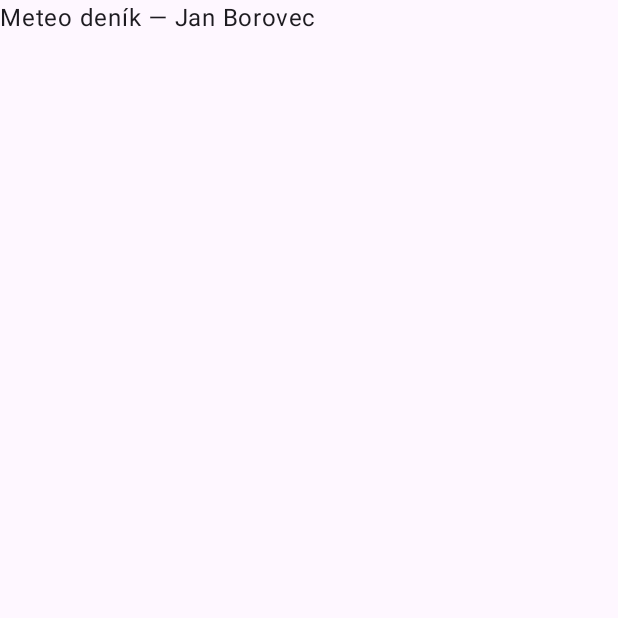
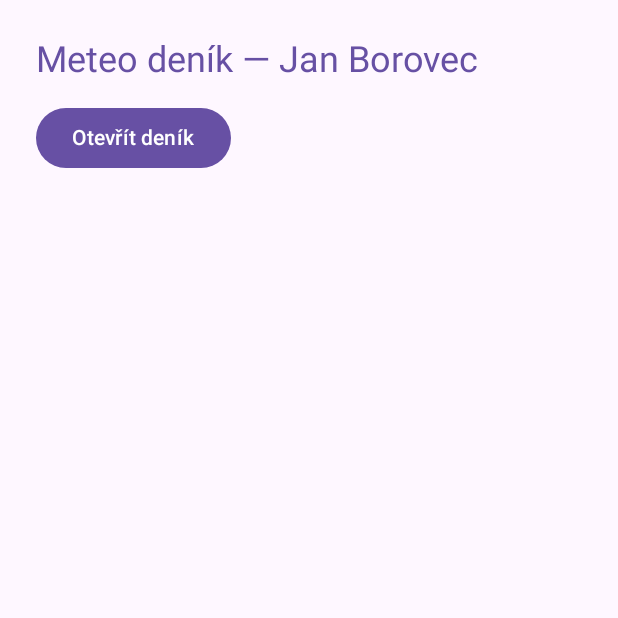
Before and after one commit to jboro11/MeteoDenik, an Android app built with Jetpack Compose: the screen it shows after launch (MainActivity), on a phone screen of 412 x 824 dp, the top half of it. Run offline under Robolectric (Android 15) with nearby library versions, the phone set to English and light mode, and no system bars.

Commit message:
Pridej tlacitko a texty ze zdroju

```diff
--- a/app/src/main/java/cz/utb/meteodenik/MainActivity.kt
+++ b/app/src/main/java/cz/utb/meteodenik/MainActivity.kt
@@ -4,12 +4,22 @@ import android.os.Bundle
 import androidx.activity.ComponentActivity
 import androidx.activity.compose.setContent
 import androidx.activity.enableEdgeToEdge
+import androidx.compose.foundation.layout.Arrangement
+import androidx.compose.foundation.layout.Column
 import androidx.compose.foundation.layout.padding
+import androidx.compose.material3.Button
 import androidx.compose.material3.MaterialTheme
 import androidx.compose.material3.Scaffold
 import androidx.compose.material3.Text
+import androidx.compose.runtime.Composable
+import androidx.compose.runtime.getValue
+import androidx.compose.runtime.mutableStateOf
+import androidx.compose.runtime.saveable.rememberSaveable
+import androidx.compose.runtime.setValue
 import androidx.compose.ui.Modifier
 import androidx.compose.ui.res.stringResource
+import androidx.compose.ui.tooling.preview.Preview
+import androidx.compose.ui.unit.dp
 
 class MainActivity : ComponentActivity() {
     override fun onCreate(savedInstanceState: Bundle?) {
@@ -17,10 +27,25 @@ class MainActivity : ComponentActivity() {
         enableEdgeToEdge()
         setContent {
             MaterialTheme {
-                Scaffold { insets ->
-                    Text(stringResource(R.string.welcome), Modifier.padding(insets))
-                }
+                Scaffold { insets -> UvodniObrazovka(Modifier.padding(insets)) }
             }
         }
     }
 }
+
+@Composable
+fun UvodniObrazovka(modifier: Modifier = Modifier) {
+    var denikOtevreny by rememberSaveable { mutableStateOf(false) }
+    Column(modifier.padding(24.dp), verticalArrangement = Arrangement.spacedBy(12.dp)) {
+        Text(
+            stringResource(if (denikOtevreny) R.string.welcome_changed else R.string.welcome),
+            color = MaterialTheme.colorScheme.primary,
+            style = MaterialTheme.typography.headlineSmall
+        )
+        Button(onClick = { denikOtevreny = true }) { Text(stringResource(R.string.change_welcome)) }
+    }
+}
+
+@Preview(showBackground = true)
+@Composable
+private fun UvodPreview() = MaterialTheme { UvodniObrazovka() }
--- a/app/src/main/res/values/strings.xml
+++ b/app/src/main/res/values/strings.xml
@@ -1,4 +1,6 @@
 <resources>
     <string name="app_name">MeteoDeník</string>
     <string name="welcome">Meteo deník — Jan Borovec</string>
+    <string name="welcome_changed">Deník je připravený na první měření.</string>
+    <string name="change_welcome">Otevřít deník</string>
 </resources>
```
Also changed, not shown: 2 other files.
